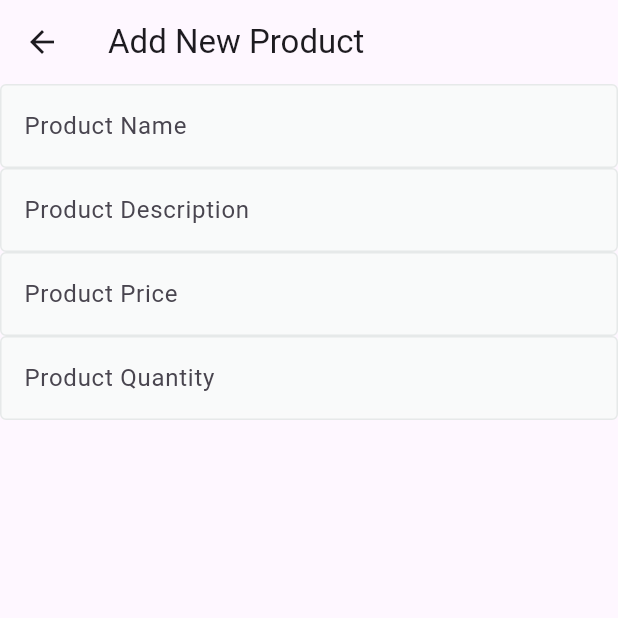
After one commit to Abdo-Mahfouz/e_commerce_dashboard, a Flutter app: the screen it shows after launch, after a tap on "Add Data", on a phone screen of 412 x 824 dp, the top half of it. The commit adds this screen. Run offline on Flutter 3.47's test engine with Material 3 defaults, Android fonts, the phone set to English and light mode, and no system bars.

Commit message:
Update Android build configuration and add AddProductView feature

```diff
--- a/lib/core/helper_functions/on_generate_routes.dart
+++ b/lib/core/helper_functions/on_generate_routes.dart
@@ -1,11 +1,14 @@
 import 'package:flutter/material.dart';
 
-import '../../features/dashboard/presentation/view/dash_board_home_view.dart';
+import '../../features/add_product/presentaion/views/add_product_view.dart';
+import '../../features/dashboard/presentation/views/dash_board_home_view.dart';
 
 Route<dynamic> onGenerateRoute(RouteSettings settings) {
   switch (settings.name) {
     case DashBoardHomeView.routeName:
       return MaterialPageRoute(builder: (_) => const DashBoardHomeView());
+    case AddProductView.routeName:
+      return MaterialPageRoute(builder: (_) => const AddProductView());
 
     default:
       return MaterialPageRoute(builder: (_) => const Scaffold());
--- /dev/null
+++ b/lib/features/add_product/presentaion/views/add_product_view.dart
@@ -0,0 +1,15 @@
+import 'package:e_commerce_dashboard/features/add_product/presentaion/widgets/add_product_view_body.dart';
+import 'package:flutter/material.dart';
+
+class AddProductView extends StatelessWidget {
+  const AddProductView({super.key});
+  static const String routeName = 'addProductView';
+  @override
+  Widget build(BuildContext context) {
+    return Scaffold(
+        appBar: AppBar(
+          title: const Text('Add New Product'),
+        ),
+        body: AddProductViewBody());
+  }
+}
--- /dev/null
+++ b/lib/features/add_product/presentaion/widgets/add_product_view_body.dart
@@ -0,0 +1,47 @@
+import 'package:flutter/material.dart';
+
+import 'custom_text_form_field.dart';
+
+class AddProductViewBody extends StatefulWidget {
+  const AddProductViewBody({super.key});
+
+  @override
+  State<AddProductViewBody> createState() => _AddProductViewBodyState();
+}
+
+class _AddProductViewBodyState extends State<AddProductViewBody> {
+  GlobalKey<FormState> formKey = GlobalKey<FormState>();
+  AutovalidateMode autovalidateMode = AutovalidateMode.disabled;
+
+  @override
+  Widget build(BuildContext context) {
+    return SingleChildScrollView(
+      child: Form(
+        key: formKey,
+        autovalidateMode: autovalidateMode,
+        child: Column(
+          children: [
+            CustomTextFormField(
+              labelText: 'Product Name',
+              onSaved: (value) {},
+            ),
+            CustomTextFormField(
+              labelText: 'Product Description',
+              onSaved: (value) {},
+            ),
+            CustomTextFormField(
+              labelText: 'Product Price',
+              keyboardType: TextInputType.number,
+              onSaved: (value) {},
+            ),
+            CustomTextFormField(
+              labelText: 'Product Quantity',
+              keyboardType: TextInputType.number,
+              onSaved: (value) {},
+            ),
+          ],
+        ),
+      ),
+    );
+  }
+}
--- /dev/null
+++ b/lib/features/add_product/presentaion/widgets/custom_text_form_field.dart
@@ -0,0 +1,52 @@
+import 'package:flutter/material.dart';
+
+class CustomTextFormField extends StatelessWidget {
+  final String labelText;
+  final bool obscureText;
+  final TextInputType keyboardType;
+  final void Function(String?)? onSaved;
+  final Widget? suffixIcon;
+
+  const CustomTextFormField({
+    required this.labelText,
+    this.obscureText = false,
+    this.keyboardType = TextInputType.text,
+    super.key,
+    this.onSaved,
+    this.suffixIcon,
+  });
+
+  @override
+  Widget build(BuildContext context) {
+    return TextFormField(
+      decoration: InputDecoration(
+        labelText: labelText,
+        filled: true,
+        fillColor: Color(0xFFF9FAFA),
+        border: buildBorder(),
+        enabledBorder: buildBorder(),
+        focusedBorder: buildBorder(),
+        suffixIcon: suffixIcon,
+      ),
+      onSaved: onSaved,
+      validator: (value) {
+        if (value == null || value.isEmpty) {
+          return 'Please enter some text';
+        }
+        return null;
+      },
+      obscureText: obscureText,
+      keyboardType: keyboardType,
+    );
+  }
+
+  OutlineInputBorder buildBorder() {
+    return OutlineInputBorder(
+      borderRadius: BorderRadius.circular(4.0),
+      borderSide: BorderSide(
+        width: 1.0,
+        color: Color(0xFFE6E9E9),
+      ),
+    );
+  }
+}
--- a/lib/features/dashboard/presentation/widgets/dash_board_home_body.dart
+++ b/lib/features/dashboard/presentation/widgets/dash_board_home_body.dart
@@ -1,3 +1,4 @@
+import 'package:e_commerce_dashboard/features/add_product/presentaion/views/add_product_view.dart';
 import 'package:flutter/material.dart';
 
 import '../../../../core/widgets/custom_button.dart';
@@ -7,6 +8,14 @@ class DashBoardHomeBody extends StatelessWidget {
 
   @override
   Widget build(BuildContext context) {
-    return Center(child: CustomButton(text: 'Add Data', onPressed: () {}));
+    return Padding(
+      padding: const EdgeInsets.symmetric(horizontal: 8.0),
+      child: Center(
+          child: CustomButton(
+              text: 'Add Data',
+              onPressed: () {
+                Navigator.pushNamed(context, AddProductView.routeName);
+              })),
+    );
   }
 }
--- a/lib/main.dart
+++ b/lib/main.dart
@@ -1,4 +1,7 @@
+import 'package:e_commerce_dashboard/features/dashboard/presentation/views/dash_board_home_view.dart';
 import 'package:flutter/material.dart';
+
+import 'core/helper_functions/on_generate_routes.dart';
 
 void main() {
   runApp(const MainApp());
@@ -10,11 +13,9 @@ class MainApp extends StatelessWidget {
   @override
   Widget build(BuildContext context) {
     return const MaterialApp(
-      home: Scaffold(
-        body: Center(
-          child: Text('Hello World!'),
-        ),
-      ),
+      debugShowCheckedModeBanner: false,
+      onGenerateRoute: onGenerateRoute,
+      initialRoute: DashBoardHomeView.routeName,
     );
   }
 }
```
Also changed, not shown: lib/features/dashboard/presentation/views/dash_board_home_view.dart (renamed from lib/features/dashboard/presentation/view/dash_board_home_view.dart), 3 other files.
